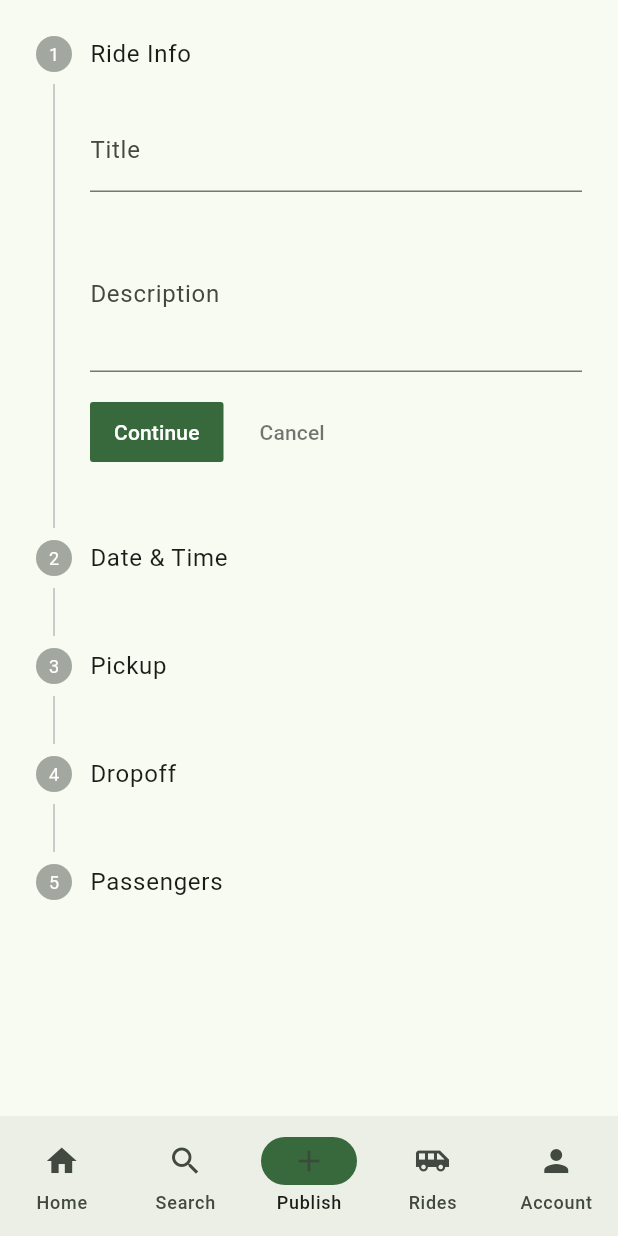
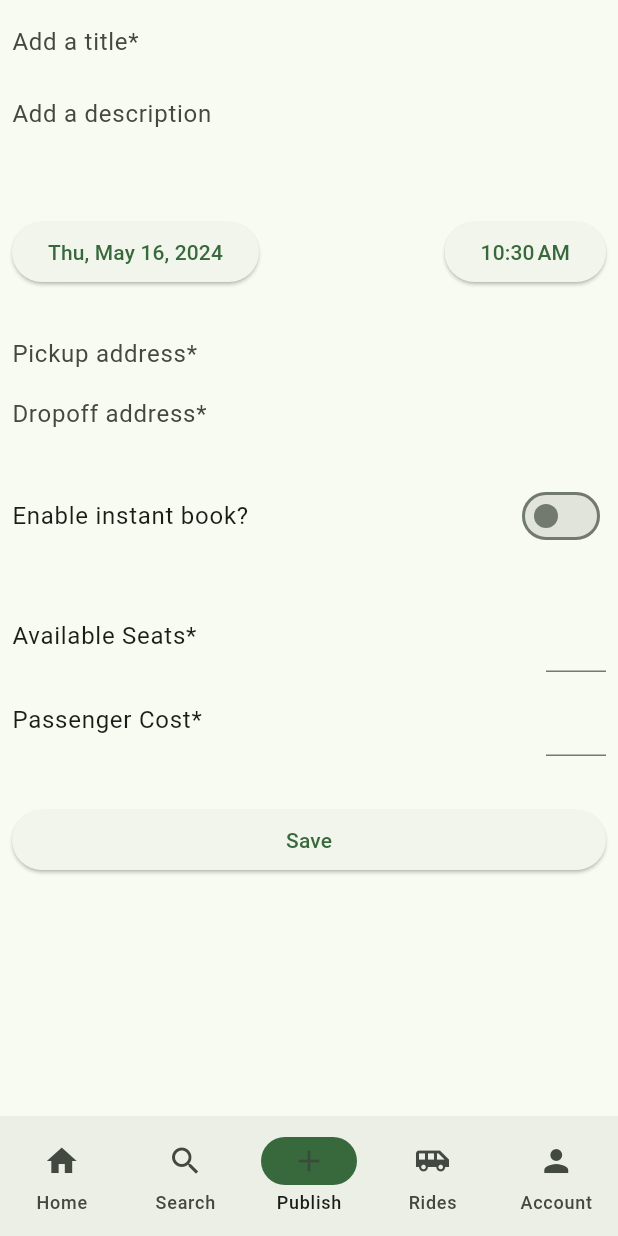
Before and after one commit to kealohigrondin/thumb_app, a Flutter app: the screen it shows after launch, item 3 of the bottom bar chosen, on a phone screen of 412 x 824 dp. Run offline on Flutter 3.47's test engine with Material 3 defaults, Android fonts, the phone set to English and light mode, and no system bars; our stand-ins replace flutter_riverpod, font_awesome_flutter, supabase_flutter; missing offline and left inert: supabase_auth_ui; accounts and stored records are empty.

Commit message:
publishing rides complete

```diff
--- a/lib/components/home_page/activity_card.dart
+++ b/lib/components/home_page/activity_card.dart
@@ -42,7 +42,7 @@ class ActivityCard extends StatelessWidget {
                     size: 12,
                   ),
                 ),
-                Text(getTimeFromRide(ride.dateTime!), style: Theme.of(context).textTheme.labelSmall),
+                Text(getTimeFromRide(ride.dateTime), style: Theme.of(context).textTheme.labelSmall),
               ],
             ),
           ),
@@ -152,6 +152,7 @@ class ActivityCard extends StatelessWidget {
                   children: [
                     IconButton(
                         onPressed: () async {
+                          // ignore: avoid_print
                           print('liked');
                         },
                         icon: Icon(
@@ -171,6 +172,7 @@ class ActivityCard extends StatelessWidget {
                         size: 24,
                       ),
                       onPressed: () {
+                        // ignore: avoid_print
                         print('IconButton pressed ...');
                       },
                     ),
--- a/lib/data/types/ride.dart
+++ b/lib/data/types/ride.dart
@@ -1,29 +1,31 @@
 class Ride {
   String? id;
   String? arriveAddress;
-  DateTime? createdAt;
-  DateTime? dateTime;
+  int? availableSeats;
+  DateTime? createdAt = DateTime.now();
+  DateTime dateTime = DateTime.now();
   String? departAddress;
-  bool? enableInstantBooking;
+  String? description;
+  String? driverUserId;
+  bool enableInstantBook = false;
   int? likeCount;
   double? passengerCost;
   String? title;
-  String? driverUserId;
-  int? availableSeats;
-  String? description;
 
   Ride.fromJson(Map<String, dynamic> data) {
     id = data['id'];
     arriveAddress = data['arrive_address'];
-    createdAt = data['created_at'] != null ? DateTime.parse(data['created_at']) : null;
-    dateTime = data['datetime'] != null ? DateTime.parse(data['datetime']) : null;
+    createdAt =
+        data['created_at'] != null ? DateTime.parse(data['created_at']) : null;
+    dateTime = DateTime.parse(data['datetime']);
     departAddress = data['depart_address'];
-    enableInstantBooking = data['enableInstantBooking'];
+    enableInstantBook = data['enable_instant_book'];
     likeCount = data['like_count'];
-    passengerCost = data['passenger_cost'];
+    passengerCost = double.tryParse(data['passenger_cost'].toString());
     title = data['title'];
     driverUserId = data['driver_user_id'];
     availableSeats = data['available_seats'];
     description = data['description'];
   }
+  Ride();
 }
--- a/lib/pages/bottom_nav_pages/home_page.dart
+++ b/lib/pages/bottom_nav_pages/home_page.dart
@@ -1,7 +1,6 @@
 // ignore_for_file: avoid_print
 
 import 'package:flutter/material.dart';
-import 'package:flutter/widgets.dart';
 import 'package:thumb_app/components/home_page/activity_card.dart';
 import 'package:thumb_app/main.dart';
 
--- a/lib/pages/bottom_nav_pages/publish_ride_page.dart
+++ b/lib/pages/bottom_nav_pages/publish_ride_page.dart
@@ -1,94 +1,225 @@
 import 'package:flutter/material.dart';
+import 'package:flutter/services.dart';
 import 'package:flutter_riverpod/flutter_riverpod.dart';
+import 'package:intl/intl.dart';
+import 'package:thumb_app/data/types/ride.dart';
+import 'package:thumb_app/main.dart';
 
+final titleProvider = StateProvider((ref) => '');
 final selectedDateProvider = StateProvider((ref) => DateTime.now());
-final stepperCurrentPageProvider = StateProvider((ref) => 0);
+final selectedTimeProvider = StateProvider((ref) => TimeOfDay.now());
+final enableQuickBookProvider = StateProvider((ref) => false);
 
-class PublishRidePage extends ConsumerWidget {
+class PublishRidePage extends StatefulWidget {
   const PublishRidePage({super.key});
 
-  void _selectDate(BuildContext context, WidgetRef ref) async {
+  @override
+  State<PublishRidePage> createState() => _PublishRidePageState();
+}
+
+class _PublishRidePageState extends State<PublishRidePage> {
+  final _formKey = GlobalKey<FormState>();
+
+  late final TextEditingController _titleController = TextEditingController();
+  late final TextEditingController _descriptionController =
+      TextEditingController();
+  late final TextEditingController _pickupAddressController =
+      TextEditingController();
+  late final TextEditingController _dropoffAddressController =
+      TextEditingController();
+  late final TextEditingController _seatsController = TextEditingController();
+  late final TextEditingController _costController = TextEditingController();
+
+  var enableInstantBook = false;
+  var selectedDate = DateTime.now();
+
+  void _selectDate(BuildContext context) async {
     final DateTime? pickedDate = await showDatePicker(
         context: context,
         firstDate: DateTime.now(),
         lastDate: DateTime(
-            DateTime.now().year + 1, DateTime.now().month, DateTime.now().day));
+            DateTime.now().year, DateTime.now().month + 4, DateTime.now().day));
     if (pickedDate != null) {
-      ref.read(selectedDateProvider.notifier).update((state) => pickedDate);
+      setState(() {
+        selectedDate = DateTime(pickedDate.year, pickedDate.month,
+            pickedDate.day, selectedDate.hour, selectedDate.minute);
+      });
+    }
+  }
+
+  void _selectTime(BuildContext context) async {
+    final TimeOfDay? pickedTime =
+        await showTimePicker(context: context, initialTime: TimeOfDay.now());
+    if (pickedTime != null) {
+      setState(() {
+        selectedDate = DateTime(selectedDate.year, selectedDate.month,
+            selectedDate.day, pickedTime.hour, pickedTime.minute);
+      });
+    }
+  }
+
+  Future<void> _save() async {
+    // ignore: avoid_print
+    print(_formKey.currentState);
+
+    try {
+      await supabase.from('ride').insert({
+        'arrive_address': _dropoffAddressController.text,
+        'available_seats': _seatsController.text,
+        'created_at': DateTime.now().toString(),
+        'datetime': selectedDate.toString(),
+        'depart_address': _pickupAddressController.text,
+        'description': _descriptionController.text,
+        'enable_instant_book': enableInstantBook,
+        'like_count': 0,
+        'passenger_cost': _costController.text,
+        'title': _titleController.text,
+        'driver_user_id': supabase.auth.currentUser!.id,
+      });
+    } catch (error) {
+      if (mounted) {
+        ScaffoldMessenger.of(context).showSnackBar(
+          const SnackBar(
+              content: Text('Error saving ride data! Try again later.')),
+        );
+      }
     }
   }
 
   @override
-  Widget build(BuildContext context, WidgetRef ref) {
-    DateTime selectedDate = ref.watch(selectedDateProvider);
-    int currentStep = ref.watch(stepperCurrentPageProvider);
-
-    return SafeArea(
-        child: Stepper(
-      currentStep: currentStep,
-      steps: [
-        Step(
-            isActive: currentStep > 0,
-            title: const Text('Ride Info'),
-            content: Column(children: [
+  Widget build(BuildContext context) {
+    return Padding(
+      padding: const EdgeInsets.fromLTRB(8, 16, 8, 8),
+      child: SafeArea(
+        child: Form(
+          key: _formKey,
+          child: ListView(children: [
             TextFormField(
-                decoration: const InputDecoration(labelText: 'Title'),
+              controller: _titleController,
+              validator: (value) {
+                if (value == null || value == '') {
+                  return 'Please enter a title.';
+                }
+                return null;
+              },
+              decoration:
+                  const InputDecoration.collapsed(hintText: 'Add a title*'),
             ),
-              const SizedBox(height: 16),
+            const SizedBox(height: 24),
             TextFormField(
-                decoration: const InputDecoration(labelText: 'Description'),
+              controller: _descriptionController,
+              decoration: const InputDecoration.collapsed(
+                  hintText: 'Add a description'),
               minLines: 3,
               maxLines: 5,
             ),
-            ])),
-        Step(
-            isActive: currentStep > 1,
-            title: const Text('Date & Time'),
-            content: Column(
+            const SizedBox(height: 8),
+            Row(mainAxisAlignment: MainAxisAlignment.spaceBetween, children: [
+              ElevatedButton(
+                  onPressed: () => _selectDate(context),
+                  child: Text(DateFormat.yMMMEd().format(selectedDate))),
+              ElevatedButton(
+                  onPressed: () => _selectTime(context),
+                  child: Text(DateFormat.jm().format(selectedDate))),
+            ]),
+            const SizedBox(height: 32),
+            TextFormField(
+                controller: _pickupAddressController,
+                decoration: const InputDecoration.collapsed(
+                    hintText: 'Pickup address*')),
+            const SizedBox(height: 16),
+            TextFormField(
+                controller: _dropoffAddressController,
+                decoration: const InputDecoration.collapsed(
+                    hintText: 'Dropoff address*')),
+            const SizedBox(height: 32),
+            Row(
+              mainAxisAlignment: MainAxisAlignment.spaceBetween,
               children: [
+                Text(
+                  'Enable instant book?',
+                  style: Theme.of(context).textTheme.bodyLarge,
+                ),
+                Switch(
+                    value: enableInstantBook,
+                    onChanged: (value) => setState(() {
+                          enableInstantBook = value;
+                        }))
+              ],
+            ),
+            const SizedBox(height: 32),
+            Row(
+              mainAxisAlignment: MainAxisAlignment.spaceBetween,
+              children: [
+                Text(
+                  'Available Seats*',
+                  style: Theme.of(context).textTheme.bodyLarge,
+                ),
+                SizedBox(
+                  width: 40,
+                  child: TextFormField(
+                    controller: _seatsController,
+                    inputFormatters: <TextInputFormatter>[
+                      FilteringTextInputFormatter.digitsOnly
+                    ],
+                    validator: (value) {
+                      if (value == null) {
+                        return 'Enter a valid number';
+                      }
+                      var amount = num.tryParse(value);
+                      if (amount == null || amount < 1) {
+                        return 'Enter a valid number';
+                      }
+                      return null;
+                    },
+                    keyboardType: TextInputType.number,
+                  ),
+                ),
+              ],
+            ),
+            const SizedBox(height: 8),
+            Row(
+              mainAxisAlignment: MainAxisAlignment.spaceBetween,
+              children: [
+                Text(
+                  'Passenger Cost*',
+                  style: Theme.of(context).textTheme.bodyLarge,
+                ),
+                SizedBox(
+                  width: 40,
+                  child: TextFormField(
+                    controller: _costController,
+                    inputFormatters: <TextInputFormatter>[
+                      FilteringTextInputFormatter.allow(RegExp("[.0-9]"))
+                    ],
+                    validator: (value) {
+                      if (value == null) {
+                        return 'Enter a valid number';
+                      }
+                      var amount = num.tryParse(value);
+                      if (amount == null || amount < 0) {
+                        return 'Enter a valid number';
+                      }
+                      return null;
+                    },
+                    keyboardType: TextInputType.number,
+                  ),
+                ),
+              ],
+            ),
+            const SizedBox(height: 32),
             ElevatedButton(
-                    onPressed: () => _selectDate(context, ref),
-                    child: const Text('Select Date/Time')),
-                Text(selectedDate.toLocal().toString())
-              ],
-            )),
-        Step(
-            isActive: currentStep > 2,
-            title: const Text('Pickup'),
-            content: Container(color: Colors.red)),
-        Step(
-            isActive: currentStep > 3,
-            title: const Text('Dropoff'),
-            content: Container(color: Colors.yellow)),
-        Step(
-            isActive: currentStep > 4,
-            title: const Text('Passengers'),
-            content: Container(color: Colors.yellow)),
-      ],
-      onStepContinue: () {
-        if (currentStep < 4) {
-          ref
-              .read(stepperCurrentPageProvider.notifier)
-              .update((state) => state += 1);
+                onPressed: () {
+                  if (_formKey.currentState!.validate()) {
+                    _save();
                   } else {
-          showDialog(
-              context: context,
-              builder: (context) =>
-                  const AlertDialog(content: Text('end of stepper reached')));
+                    return null;
                   }
                 },
-      onStepCancel: () {
-        if (currentStep > 0) {
-          ref
-              .read(stepperCurrentPageProvider.notifier)
-              .update((state) => state -= 1);
-        } else {
-          showDialog(
-              context: context,
-              builder: (context) =>
-                  const AlertDialog(content: Text('end of stepper reached')));
-        }
-      },
-    ));
+                child: const Text('Save')),
+          ]),
+        ),
+      ),
+    );
   }
 }
```
Also changed, not shown: lib/utils/utils.dart (+7 -4 lines), lib/pages/bottom_nav_pages/search_page.dart (added). Lines whose indentation alone changed are shown as unchanged.
